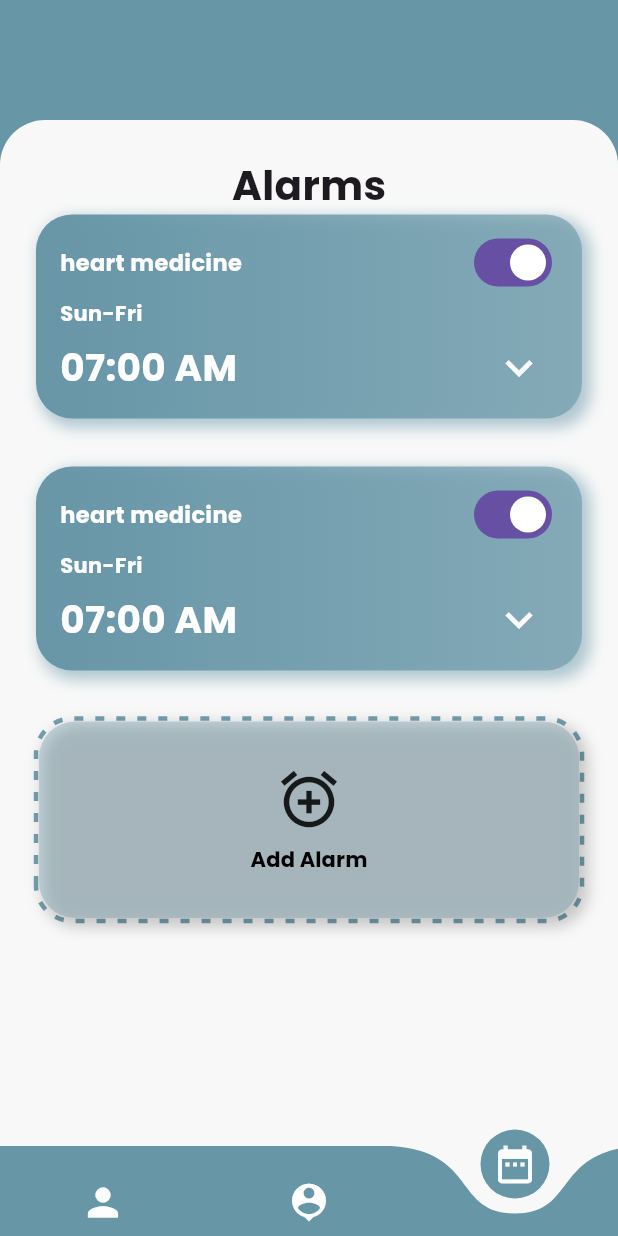
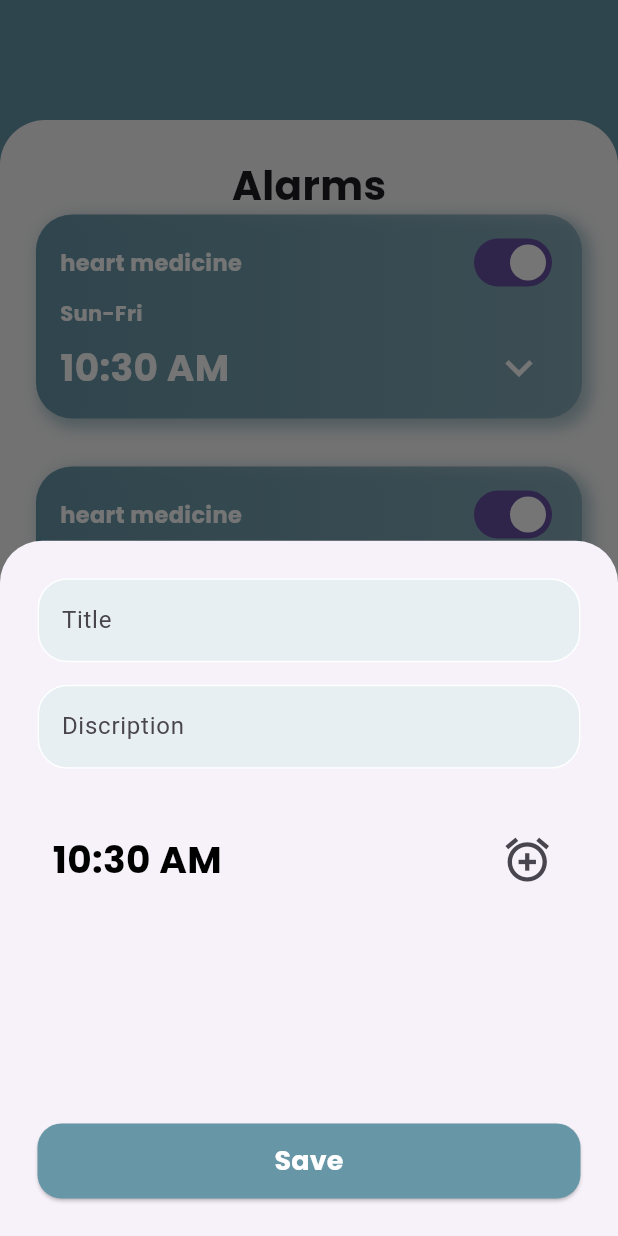
Before and after one commit to khaledtarek12/health_care_graduation, a Flutter app: the PatientView screen opened by its route, item 3 of the bottom bar chosen, after a tap on "Add Alarm", on a phone screen of 412 x 824 dp. Run offline on Flutter 3.47's test engine with Material 3 defaults, Android fonts, the phone set to English and light mode, and no system bars; drawn by our look-alikes of curved_navigation_bar, dotted_border; our stand-ins replace bloc, cloud_firestore, firebase_auth, firebase_core, flutter_bloc, flutter_local_notifications and 8 more; accounts and stored records are empty.

Commit message:
create bottom sheet

```diff
--- a/lib/patient_pages/views/widget/add_alarm_button.dart
+++ b/lib/patient_pages/views/widget/add_alarm_button.dart
@@ -3,6 +3,7 @@ import 'package:flutter/material.dart';
 import 'package:health_care/const.dart';
 import 'package:health_care/core/utils/styles.dart';
 import 'package:health_care/patient_pages/data/services/local_notification.service.dart';
+import 'package:health_care/patient_pages/views/widget/bottom_sheet.dart';
 
 class AddAlramButton extends StatelessWidget {
   const AddAlramButton({
@@ -32,12 +33,19 @@ class AddAlramButton extends StatelessWidget {
         child: MaterialButton(
           padding: const EdgeInsets.symmetric(horizontal: 32, vertical: 29),
           onPressed: () {
+            showModalBottomSheet(
+              constraints: const BoxConstraints(maxHeight: 500),
+              context: context,
+              builder: (context) {
+                return const BottomSheetpage();
+              },
+            );
             LocalNotificationServices.showBasicNotification();
           },
           child: Column(
             mainAxisAlignment: MainAxisAlignment.center,
             children: [
-              const Icon(Icons.add_alarm, size: 45),
+              const Icon(Icons.add_alert, size: 45),
               const SizedBox(height: 8),
               Text('Add Alarm',
                   style: styleNormal.copyWith(
--- /dev/null
+++ b/lib/patient_pages/views/widget/bottom_sheet.dart
@@ -0,0 +1,61 @@
+import 'package:flutter/material.dart';
+import 'package:health_care/core/utils/styles.dart';
+import 'package:health_care/login_and_signup/Widget/custom_button.dart';
+import 'package:health_care/login_and_signup/Widget/text_form_validator_field.dart';
+
+class BottomSheetpage extends StatefulWidget {
+  const BottomSheetpage({super.key});
+
+  @override
+  State<BottomSheetpage> createState() => _BottomSheetpageState();
+}
+
+class _BottomSheetpageState extends State<BottomSheetpage> {
+  TimeOfDay timeOfDay =
+      TimeOfDay(hour: DateTime.now().hour, minute: DateTime.now().minute);
+  @override
+  Widget build(BuildContext context) {
+    return Container(
+      padding: const EdgeInsetsDirectional.all(25),
+      child: Column(
+        children: [
+          const CustomFormTextField(hint: 'Title'),
+          const CustomFormTextField(hint: 'Discription'),
+          Padding(
+            padding: const EdgeInsets.only(top: 20, left: 10, right: 10),
+            child: Row(
+              mainAxisAlignment: MainAxisAlignment.spaceBetween,
+              children: [
+                Text(timeOfDay.format(context).toString(),
+                    style: style25.copyWith(color: Colors.black)),
+                IconButton(
+                    onPressed: () {
+                      showtimepicker();
+                    },
+                    icon: const Icon(
+                      Icons.add_alarm,
+                      size: 35,
+                    ))
+              ],
+            ),
+          ),
+          const Spacer(),
+          CusttomButton(
+              text: 'Save',
+              onTap: () {
+                Navigator.pop(context);
+              }),
+        ],
+      ),
+    );
+  }
+
+  void showtimepicker() {
+    showTimePicker(context: context, initialTime: TimeOfDay.now())
+        .then((value) {
+      setState(() {
+        timeOfDay = value!;
+      });
+    });
+  }
+}
--- a/lib/patient_pages/views/widget/custom_alarm_vew.dart
+++ b/lib/patient_pages/views/widget/custom_alarm_vew.dart
@@ -13,6 +13,9 @@ class CustomAlarmVIiew extends StatefulWidget {
 
 class _CustomAlarmVIiewState extends State<CustomAlarmVIiew> {
   bool isActive = true;
+
+  TimeOfDay timeOfDay =
+      TimeOfDay(hour: DateTime.now().hour, minute: DateTime.now().minute);
 
   @override
   Widget build(BuildContext context) {
@@ -53,7 +56,8 @@ class _CustomAlarmVIiewState extends State<CustomAlarmVIiew> {
           Row(
             mainAxisAlignment: MainAxisAlignment.spaceBetween,
             children: [
-              Text('07:00 AM', style: style25.copyWith(color: Colors.white)),
+              Text(timeOfDay.format(context).toString(),
+                  style: style25.copyWith(color: Colors.white)),
               IconButton(
                   onPressed: () {},
                   icon: const Icon(Icons.keyboard_arrow_down,
```
